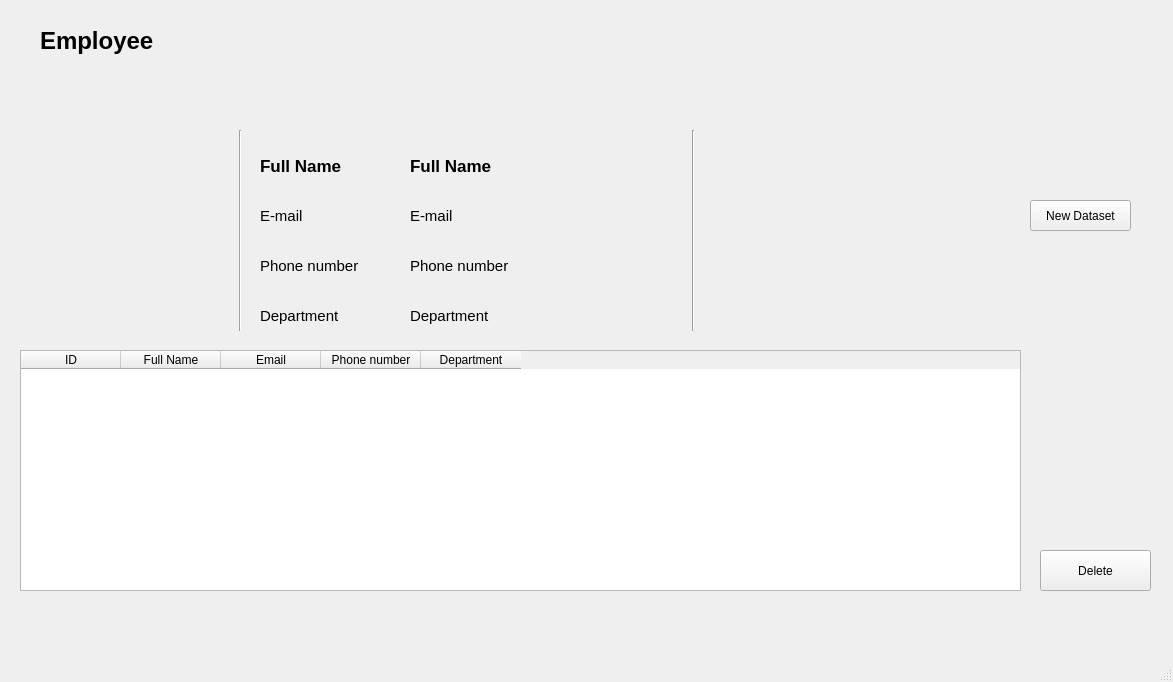
This is UI/EmployeeList.ui in TrongQuynh/Face-Recognation as Qt 5 draws it before an edit. The edited form follows.
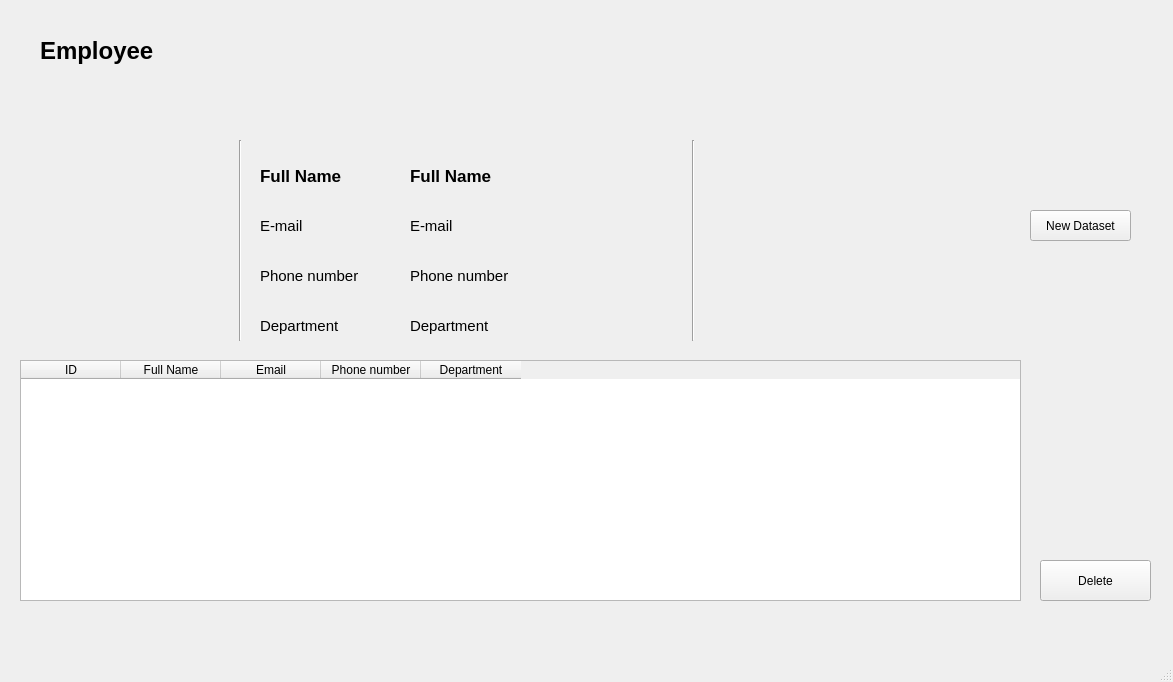
This is the edited form. Icons and pictures are not drawn.

Commit message: update ui for main branch

What changed in the file:
```diff
--- a/UI/EmployeeList.ui
+++ b/UI/EmployeeList.ui
@@ -13,31 +13,29 @@
   <property name="windowTitle">
    <string>MainWindow</string>
   </property>
+  <property name="styleSheet">
+   <string notr="true"/>
+  </property>
   <widget class="QWidget" name="centralwidget">
-   <widget class="QLabel" name="avatar">
+   <widget class="QWidget" name="widget" native="true">
     <property name="geometry">
      <rect>
-      <x>30</x>
-      <y>140</y>
-      <width>191</width>
-      <height>161</height>
+      <x>0</x>
+      <y>0</y>
+      <width>1173</width>
+      <height>631</height>
      </rect>
     </property>
-    <property name="text">
-     <string/>
+    <property name="styleSheet">
+     <string notr="true">QWidget#widget{
+	border-image: url(:/backgr/backgr-linear.jfif);
+}</string>
     </property>
-    <property name="pixmap">
-     <pixmap resource="res.qrc">:/avatar/default_avatar.png</pixmap>
-    </property>
-    <property name="scaledContents">
-     <bool>true</bool>
-    </property>
-   </widget>
    <widget class="QLabel" name="txt_FullName">
     <property name="geometry">
      <rect>
       <x>410</x>
-      <y>150</y>
+       <y>160</y>
       <width>251</width>
       <height>31</height>
      </rect>
@@ -53,47 +51,11 @@
      <string>Full Name</string>
     </property>
    </widget>
-   <widget class="QLabel" name="txt_Gmail">
-    <property name="geometry">
-     <rect>
-      <x>410</x>
-      <y>200</y>
-      <width>251</width>
-      <height>31</height>
-     </rect>
-    </property>
-    <property name="font">
-     <font>
-      <pointsize>11</pointsize>
-     </font>
-    </property>
-    <property name="text">
-     <string>E-mail</string>
-    </property>
-   </widget>
-   <widget class="QLabel" name="txt_Phonenumber">
-    <property name="geometry">
-     <rect>
-      <x>410</x>
-      <y>250</y>
-      <width>251</width>
-      <height>31</height>
-     </rect>
-    </property>
-    <property name="font">
-     <font>
-      <pointsize>11</pointsize>
-     </font>
-    </property>
-    <property name="text">
-     <string>Phone number</string>
-    </property>
-   </widget>
    <widget class="QLabel" name="label">
     <property name="geometry">
      <rect>
       <x>40</x>
-      <y>20</y>
+       <y>30</y>
       <width>181</width>
       <height>41</height>
      </rect>
@@ -109,11 +71,74 @@
      <string>Employee</string>
     </property>
    </widget>
+    <widget class="Line" name="line_2">
+     <property name="geometry">
+      <rect>
+       <x>230</x>
+       <y>140</y>
+       <width>20</width>
+       <height>201</height>
+      </rect>
+     </property>
+     <property name="orientation">
+      <enum>Qt::Vertical</enum>
+     </property>
+    </widget>
+    <widget class="QLabel" name="txt_Phonenumber">
+     <property name="geometry">
+      <rect>
+       <x>410</x>
+       <y>260</y>
+       <width>251</width>
+       <height>31</height>
+      </rect>
+     </property>
+     <property name="font">
+      <font>
+       <pointsize>11</pointsize>
+      </font>
+     </property>
+     <property name="text">
+      <string>Phone number</string>
+     </property>
+    </widget>
+    <widget class="Line" name="line">
+     <property name="geometry">
+      <rect>
+       <x>683</x>
+       <y>140</y>
+       <width>20</width>
+       <height>201</height>
+      </rect>
+     </property>
+     <property name="orientation">
+      <enum>Qt::Vertical</enum>
+     </property>
+    </widget>
+    <widget class="QLabel" name="avatar">
+     <property name="geometry">
+      <rect>
+       <x>30</x>
+       <y>150</y>
+       <width>191</width>
+       <height>161</height>
+      </rect>
+     </property>
+     <property name="text">
+      <string/>
+     </property>
+     <property name="pixmap">
+      <pixmap>:/avatar/default_avatar.png</pixmap>
+     </property>
+     <property name="scaledContents">
+      <bool>true</bool>
+     </property>
+    </widget>
    <widget class="QLabel" name="txt_Department">
     <property name="geometry">
      <rect>
       <x>410</x>
-      <y>300</y>
+       <y>310</y>
       <width>251</width>
       <height>31</height>
      </rect>
@@ -127,11 +152,48 @@
      <string>Department</string>
     </property>
    </widget>
+    <widget class="QLabel" name="label1_3">
+     <property name="geometry">
+      <rect>
+       <x>260</x>
+       <y>310</y>
+       <width>121</width>
+       <height>31</height>
+      </rect>
+     </property>
+     <property name="font">
+      <font>
+       <pointsize>11</pointsize>
+      </font>
+     </property>
+     <property name="text">
+      <string>Department</string>
+     </property>
+    </widget>
+    <widget class="QLabel" name="logo">
+     <property name="geometry">
+      <rect>
+       <x>230</x>
+       <y>40</y>
+       <width>71</width>
+       <height>61</height>
+      </rect>
+     </property>
+     <property name="text">
+      <string/>
+     </property>
+     <property name="pixmap">
+      <pixmap>:/avatar/default_avatar.png</pixmap>
+     </property>
+     <property name="scaledContents">
+      <bool>true</bool>
+     </property>
+    </widget>
    <widget class="QTableWidget" name="tbl_Employee">
     <property name="geometry">
      <rect>
       <x>20</x>
-      <y>350</y>
+       <y>360</y>
       <width>1001</width>
       <height>241</height>
      </rect>
@@ -162,76 +224,45 @@
      </property>
     </column>
    </widget>
-   <widget class="QLabel" name="logo">
+    <widget class="QLabel" name="txt_Gmail">
     <property name="geometry">
      <rect>
-      <x>230</x>
-      <y>30</y>
-      <width>71</width>
-      <height>61</height>
-     </rect>
-    </property>
-    <property name="text">
-     <string/>
-    </property>
-    <property name="pixmap">
-     <pixmap resource="res.qrc">:/avatar/default_avatar.png</pixmap>
-    </property>
-    <property name="scaledContents">
-     <bool>true</bool>
-    </property>
-   </widget>
-   <widget class="QPushButton" name="pushButton">
-    <property name="geometry">
-     <rect>
-      <x>1040</x>
-      <y>550</y>
-      <width>111</width>
-      <height>41</height>
-     </rect>
-    </property>
+       <x>410</x>
+       <y>210</y>
+       <width>251</width>
+       <height>31</height>
+      </rect>
+     </property>
+     <property name="font">
+      <font>
+       <pointsize>11</pointsize>
+      </font>
+     </property>
     <property name="text">
-     <string>Delete</string>
+      <string>E-mail</string>
     </property>
    </widget>
    <widget class="QPushButton" name="pushButton_2">
     <property name="geometry">
      <rect>
       <x>1030</x>
-      <y>200</y>
+       <y>210</y>
       <width>101</width>
       <height>31</height>
      </rect>
     </property>
+     <property name="styleSheet">
+      <string notr="true"/>
+     </property>
     <property name="text">
      <string>New Dataset</string>
     </property>
    </widget>
-   <widget class="QLabel" name="label_Fullname">
-    <property name="geometry">
-     <rect>
-      <x>260</x>
-      <y>150</y>
-      <width>121</width>
-      <height>31</height>
-     </rect>
-    </property>
-    <property name="font">
-     <font>
-      <pointsize>13</pointsize>
-      <weight>75</weight>
-      <bold>true</bold>
-     </font>
-    </property>
-    <property name="text">
-     <string>Full Name</string>
-    </property>
-   </widget>
    <widget class="QLabel" name="label1">
     <property name="geometry">
      <rect>
       <x>260</x>
-      <y>200</y>
+       <y>210</y>
       <width>61</width>
       <height>31</height>
      </rect>
@@ -249,7 +280,7 @@
     <property name="geometry">
      <rect>
       <x>260</x>
-      <y>250</y>
+       <y>260</y>
       <width>121</width>
       <height>31</height>
      </rect>
@@ -263,55 +294,24 @@
      <string>Phone number</string>
     </property>
    </widget>
-   <widget class="QLabel" name="label1_3">
+    <widget class="QPushButton" name="pushButton">
     <property name="geometry">
      <rect>
-      <x>260</x>
-      <y>300</y>
-      <width>121</width>
-      <height>31</height>
-     </rect>
-    </property>
-    <property name="font">
-     <font>
-      <pointsize>11</pointsize>
-     </font>
-    </property>
+       <x>1040</x>
+       <y>560</y>
+       <width>111</width>
+       <height>41</height>
+      </rect>
+     </property>
     <property name="text">
-     <string>Department</string>
-    </property>
-   </widget>
-   <widget class="Line" name="line">
-    <property name="geometry">
-     <rect>
-      <x>683</x>
-      <y>130</y>
-      <width>20</width>
-      <height>201</height>
-     </rect>
-    </property>
-    <property name="orientation">
-     <enum>Qt::Vertical</enum>
-    </property>
-   </widget>
-   <widget class="Line" name="line_2">
-    <property name="geometry">
-     <rect>
-      <x>230</x>
-      <y>130</y>
-      <width>20</width>
-      <height>201</height>
-     </rect>
-    </property>
-    <property name="orientation">
-     <enum>Qt::Vertical</enum>
+      <string>Delete</string>
     </property>
    </widget>
    <widget class="QLabel" name="dataset_IMG">
     <property name="geometry">
      <rect>
       <x>740</x>
-      <y>150</y>
+       <y>160</y>
       <width>211</width>
       <height>161</height>
      </rect>
@@ -319,6 +319,44 @@
     <property name="text">
      <string/>
     </property>
+    </widget>
+    <widget class="QLabel" name="label_Fullname">
+     <property name="geometry">
+      <rect>
+       <x>260</x>
+       <y>160</y>
+       <width>121</width>
+       <height>31</height>
+      </rect>
+     </property>
+     <property name="font">
+      <font>
+       <pointsize>13</pointsize>
+       <weight>75</weight>
+       <bold>true</bold>
+      </font>
+     </property>
+     <property name="text">
+      <string>Full Name</string>
+     </property>
+    </widget>
+    <zorder>txt_FullName</zorder>
+    <zorder>label</zorder>
+    <zorder>line_2</zorder>
+    <zorder>txt_Phonenumber</zorder>
+    <zorder>line</zorder>
+    <zorder>avatar</zorder>
+    <zorder>txt_Department</zorder>
+    <zorder>label1_3</zorder>
+    <zorder>logo</zorder>
+    <zorder>tbl_Employee</zorder>
+    <zorder>txt_Gmail</zorder>
+    <zorder>label1</zorder>
+    <zorder>label1_2</zorder>
+    <zorder>pushButton</zorder>
+    <zorder>dataset_IMG</zorder>
+    <zorder>label_Fullname</zorder>
+    <zorder>pushButton_2</zorder>
    </widget>
   </widget>
   <widget class="QMenuBar" name="menubar">
```
Lines whose indentation alone changed are shown as unchanged. The commit also changes 6 other files.
